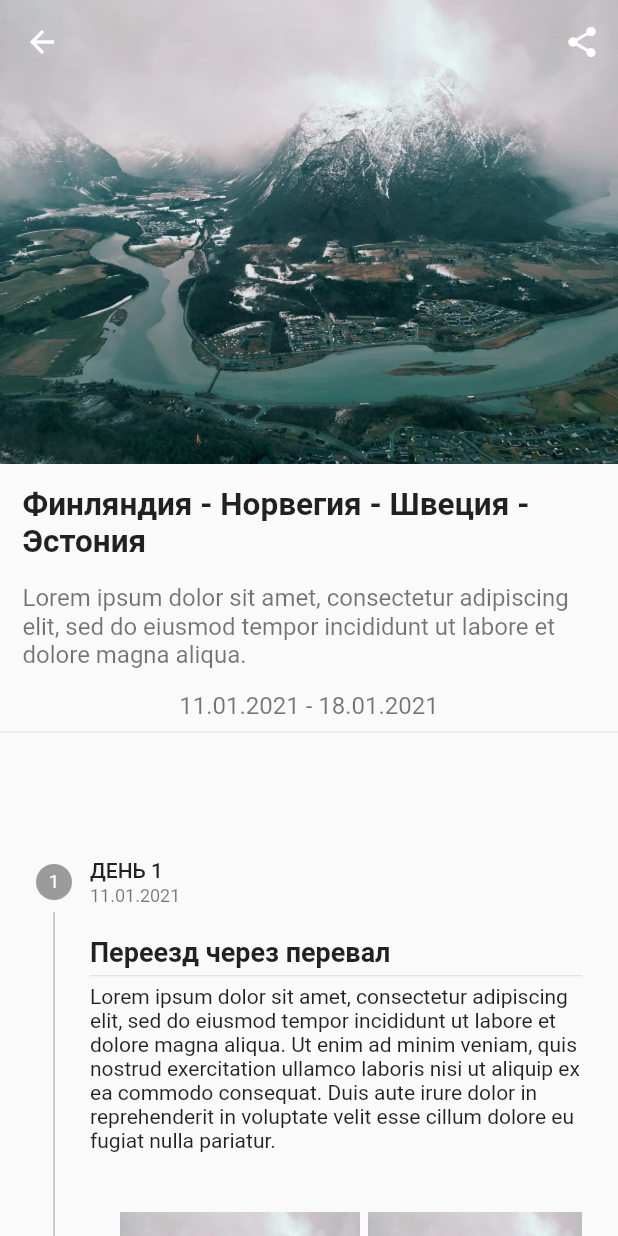
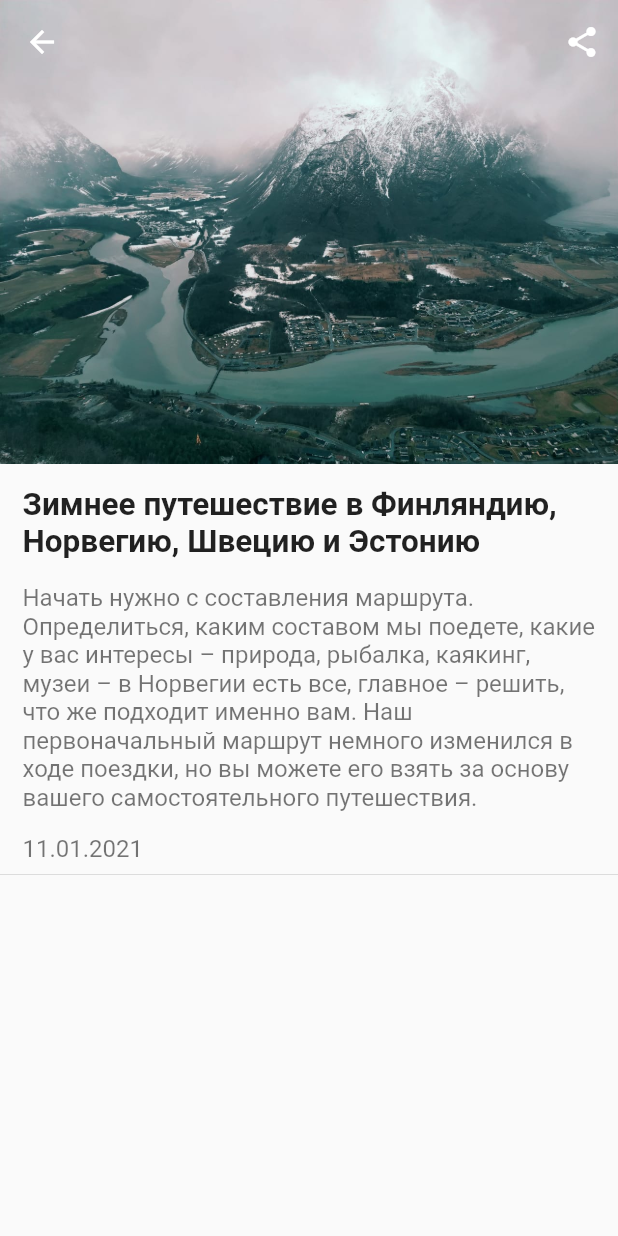
Before and after one commit to Sdoerty/Relevart, a Flutter app: the TravelPage screen opened by its route, on a phone screen of 412 x 824 dp. Run offline on Flutter 3.47's test engine with Material 2 defaults, Android fonts, the phone set to English and light mode, and no system bars; our stand-ins replace cloud_firestore, firebase_auth, firebase_core, font_awesome_flutter, google_sign_in; accounts and stored records are empty.

Commit message:
refactor travel page

```diff
--- a/lib/pages/travel_page.dart
+++ b/lib/pages/travel_page.dart
@@ -1,5 +1,6 @@
 import 'package:flutter/cupertino.dart';
 import 'package:flutter/material.dart';
+import 'package:relevart/services/cloud/cloud_travel.dart';
 
 class TravelPage extends StatefulWidget {
   const TravelPage({Key? key}) : super(key: key);
@@ -35,7 +36,7 @@ class _TravelPageState extends State<TravelPage> {
                 mainAxisAlignment: MainAxisAlignment.center,
                 children: [
                   Flexible(
-                    child: Text("Финляндия - Норвегия - Швеция - Эстония",
+                    child: Text("Зимнее путешествие в Финляндию, Норвегию, Швецию и Эстонию",
                         style: TextStyle(
                             fontSize: 21,
                             fontWeight: FontWeight.bold,
@@ -51,7 +52,7 @@ class _TravelPageState extends State<TravelPage> {
                 children: [
                   Flexible(
                     child: Text(
-                        "Lorem ipsum dolor sit amet, consectetur adipiscing elit, sed do eiusmod tempor incididunt ut labore et dolore magna aliqua.",
+                        "Начать нужно с составления маршрута. Определиться, каким составом мы поедете, какие у вас интересы – природа, рыбалка, каякинг, музеи – в Норвегии есть все, главное – решить, что же подходит именно вам. Наш первоначальный маршрут немного изменился в ходе поездки, но вы можете его взять за основу вашего самостоятельного путешествия.",
                         style: TextStyle(fontSize: 16, color: Colors.black54)),
                   ),
                 ],
@@ -60,17 +61,15 @@ class _TravelPageState extends State<TravelPage> {
             Padding(
               padding: EdgeInsets.only(left: 15, top: 15, right: 15),
               child: Row(
-                mainAxisAlignment: MainAxisAlignment.center,
+                mainAxisAlignment: MainAxisAlignment.start,
                 children: [
-                  Flexible(
-                    child: Text("11.01.2021 - 18.01.2021",
-                        style: TextStyle(fontSize: 16, color: Colors.black54)),
-                  ),
+                  Text("11.01.2021",
+                  style: TextStyle(fontSize: 16, color: Colors.black54)),
                 ],
               ),
             ),
             Divider(),
-            Stepper(
+            /*Stepper(
               physics: NeverScrollableScrollPhysics(),
               steps: getSteps(),
               controlsBuilder: (BuildContext context, ControlsDetails details) {
@@ -100,14 +99,14 @@ class _TravelPageState extends State<TravelPage> {
               onStepContinue: () {
                 currentStep < 2 ? setState(() => currentStep += 1) : null;
               },
-            ),
+            ),*/
           ],
         ),
       ),
     );
   }
 
-  List<Step> getSteps() {
+/*List<Step> getSteps() {
     return [
       Step(
         title: Text('ДЕНЬ 1'),
@@ -302,5 +301,16 @@ class _TravelPageState extends State<TravelPage> {
         ),
       ),
     ];
+  }*/
+}
+
+class TravelPageView extends StatelessWidget {
+  const TravelPageView({Key? key, required this.travels}) : super(key: key);
+  final Iterable<CloudTravel> travels;
+
+
+  @override
+  Widget build(BuildContext context) {
+    return Container();
   }
 }
--- a/lib/pages/travel_view.dart
+++ b/lib/pages/travel_view.dart
@@ -18,7 +18,9 @@ class TravelView extends StatelessWidget {
             height: 450,
             child: GestureDetector(
               onTap: () => Navigator.pushNamed(
-                  context, '/bottom_navigation/travel_page'),
+                  context, '/bottom_navigation/travel_page', arguments: {
+                    'id': travel.travelId
+              }),
               child: Container(
                 margin: const EdgeInsets.all(8.0),
                 child: Card(
--- a/lib/services/cloud/firebase_cloud_storage.dart
+++ b/lib/services/cloud/firebase_cloud_storage.dart
@@ -11,6 +11,12 @@ class FirebaseCloudStorage {
         .snapshots()
         .map((event) => event.docs.map((doc) => CloudTravel.fromSnapshot(doc)));
     return allTravel;
+  }
+
+  Stream<Iterable<CloudTravel>> detailTravel({required String travelId}){
+    final detailTrvl = travel.where(travelIdFieldName, isEqualTo: travelId).snapshots()
+        .map((event) => event.docs.map((doc) => CloudTravel.fromSnapshot(doc)));
+    return detailTrvl;
   }
 
   Future<CloudTravel> createNewTravel({
```
